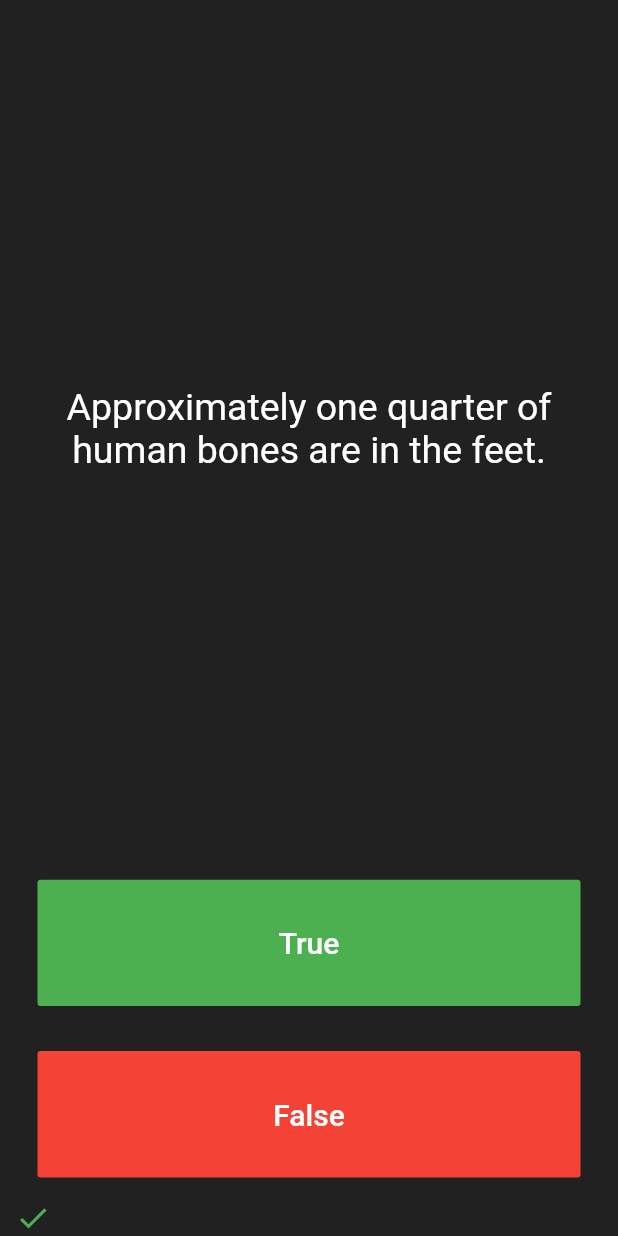
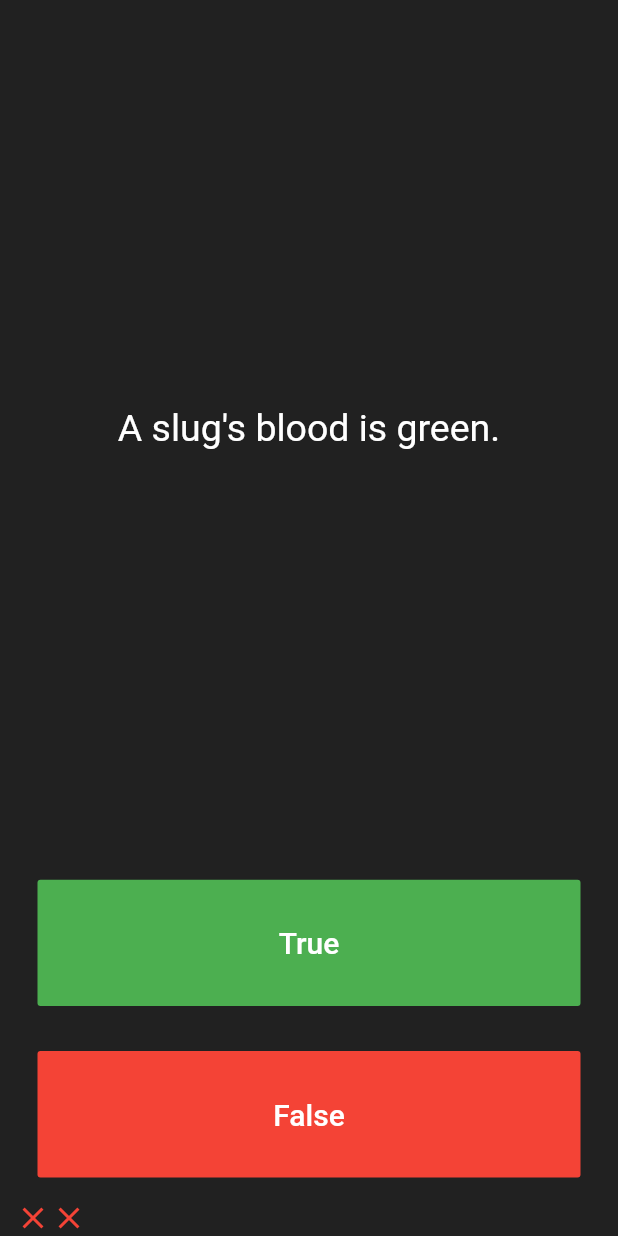
Before and after one commit to acdollard/quiz_app, a Flutter app: the screen it shows after launch, after a tap on "True", after a tap on "False", on a phone screen of 412 x 824 dp. Run offline on Flutter 3.47's test engine with Material 2 defaults, Android fonts, the phone set to English and light mode, and no system bars.

Commit message:
got answer checking fucntionality working

```diff
--- a/lib/main.dart
+++ b/lib/main.dart
@@ -27,51 +27,24 @@ class QuizPage extends StatefulWidget {
 class _QuizPageState extends State<QuizPage> {
 
   List<Icon> scoreKeeper = [
-    Icon(
-      Icons.check,
-      color: Colors.green,
-    ),
+
   ];
-  List<Text> questions = [
-    Text(
-      'You can lead a cow down stairs but not up stairs.',
-      textAlign: TextAlign.center,
-      style: TextStyle(
-        fontSize: 25.0,
-        color: Colors.white,
-      ),
-    ),
-    Text('Approximately one quarter of human bones are in the feet.',
-      textAlign: TextAlign.center,
-      style: TextStyle(
-        fontSize: 25.0,
-        color: Colors.white,
-      ),
-    ),
-    Text('A slug\'s blood is green.',
-      textAlign: TextAlign.center,
-      style: TextStyle(
-        fontSize: 25.0,
-        color: Colors.white,
-      ),
-    ),
-    Text('The name Avocado is derived from the Incan word for testicle',
-      textAlign: TextAlign.center,
-      style: TextStyle(
-        fontSize: 25.0,
-        color: Colors.white,
-      ),
-    ),
+
+  List<String> questions = [
+    'You can lead a cow down stairs but not up stairs.',
+    'Approximately one quarter of human bones are in the feet.',
+    'A slug\'s blood is green.',
+    'The name Avocado is derived from the Incan word for testicle',
   ];
+
+  List<bool> answers = [
+    false,
+    true,
+    true,
+    true
+  ];
+
   int iterator = 0;
-
-  Text returnText() {
-    if (iterator >= 4) {
-      iterator = 0;
-    } else {
-      return questions[iterator];
-    }
-  }
 
   @override
   Widget build(BuildContext context) {
@@ -84,7 +57,14 @@ class _QuizPageState extends State<QuizPage> {
           child: Padding(
             padding: EdgeInsets.all(10.0),
             child: Center(
-              child: returnText(),
+              child: Text(
+                questions[iterator],
+                textAlign: TextAlign.center,
+                style: TextStyle(
+                  fontSize: 25.0,
+                  color: Colors.white,
+                ),
+              ),
             ),
           ),
         ),
@@ -102,9 +82,22 @@ class _QuizPageState extends State<QuizPage> {
                 ),
               ),
               onPressed: (){
-                setState(() {
-                  iterator++;
-                });
+               if (answers[iterator] == true) {
+                  scoreKeeper.add(Icon(
+                    Icons.check,
+                    color: Colors.green,
+                  ));
+               } else {
+                 scoreKeeper.add(Icon(
+                   Icons.close,
+                   color: Colors.red,
+                 ));
+               }
+               setState(() {
+                 iterator++;
+                 if (iterator >= 4) iterator = 0;
+
+               });
               },
             ),
           ),
@@ -122,7 +115,23 @@ class _QuizPageState extends State<QuizPage> {
                 ),
               ),
               onPressed: () {
-                //The user picked false.
+                if (answers[iterator] == false) {
+                  scoreKeeper.add(Icon(
+                    Icons.check,
+                    color: Colors.green,
+                  ));
+                }
+                else {
+                  scoreKeeper.add(Icon(
+                    Icons.close,
+                    color: Colors.red,
+                  ));
+                }
+                setState(() {
+                  iterator++;
+                  if (iterator >= 4) iterator = 0;
+
+                });
               },
             ),
           ),
@@ -139,4 +148,5 @@ class _QuizPageState extends State<QuizPage> {
 question1: 'You can lead a cow down stairs but not up stairs.', false,
 question2: 'Approximately one quarter of human bones are in the feet.', true,
 question3: 'A slug\'s blood is green.', true,
+'The name Avocado is derived from the Incan word for testicle'
 */
```
